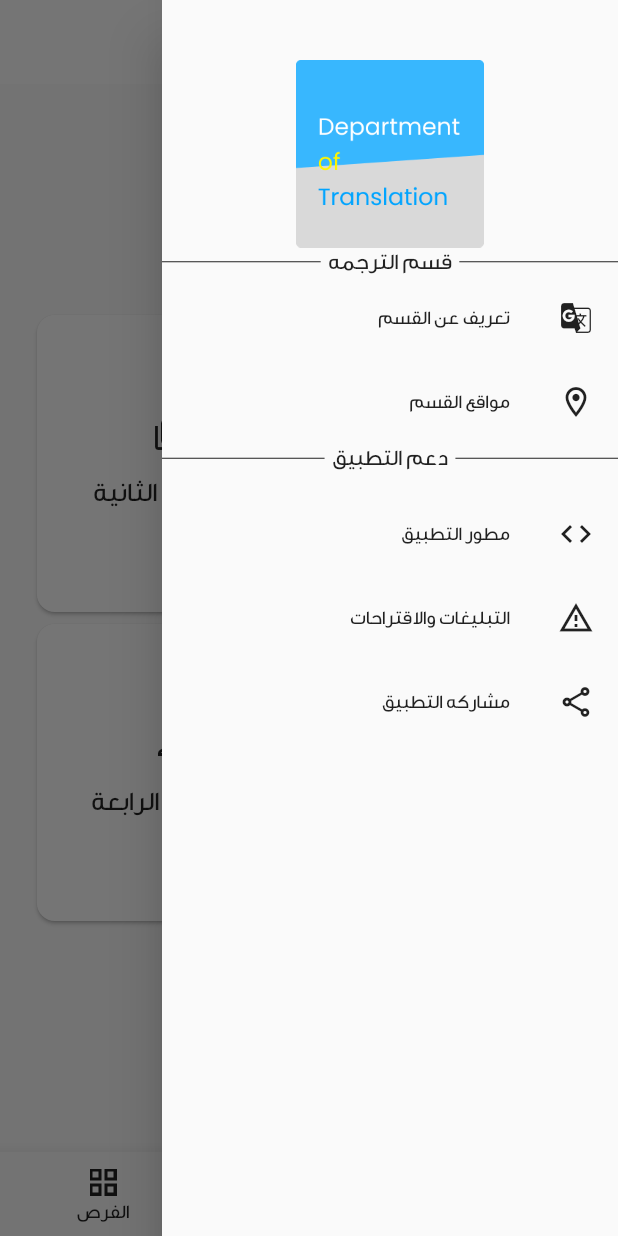
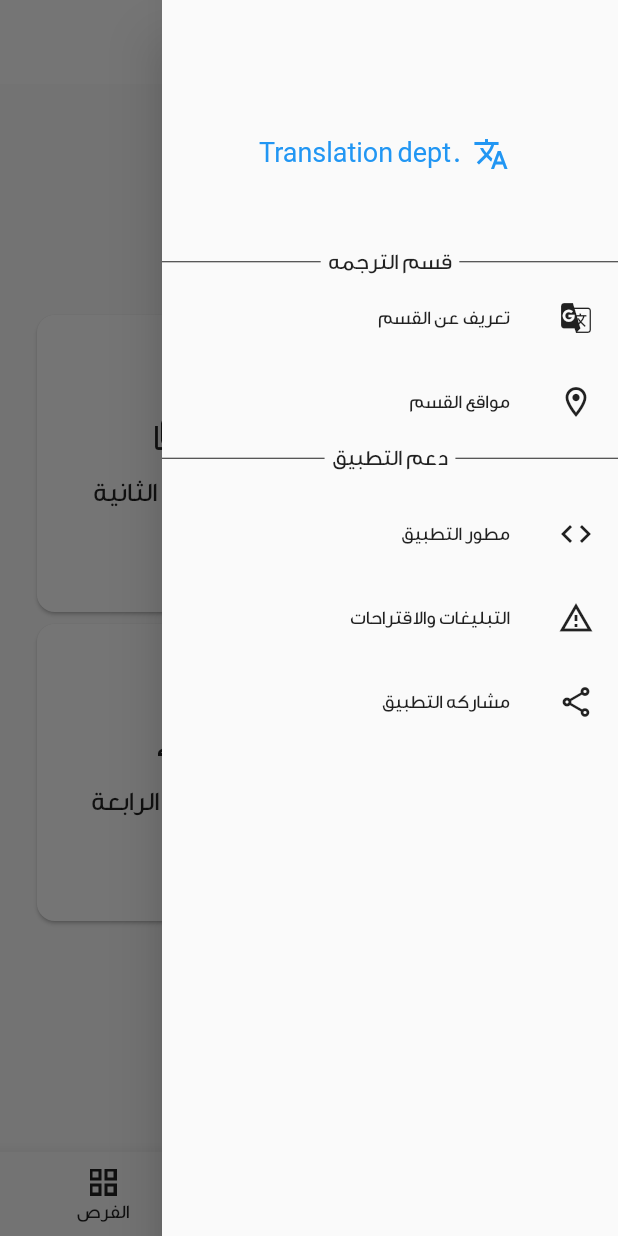
Before and after one commit to husseinkad/translation-dept.-app-, a Flutter app: the screen it shows after launch, with the side drawer open, on a phone screen of 412 x 824 dp. Run offline on Flutter 3.47's test engine with Material 2 defaults, Android fonts, the phone set to English and light mode, and no system bars; missing offline and left inert: flutter_share.

Commit message:
Styles Update

```diff
--- a/lib/mydrawer.dart
+++ b/lib/mydrawer.dart
@@ -22,7 +22,15 @@ class _MyDrawerState extends State<MyDrawer> {
           width: double.infinity,
           height: 145,
           padding: const EdgeInsets.only(top: 20.0),
-          child: Center(child: Image.asset('assets/logo.png', fit: BoxFit.cover, )),
+          child: Center(child: Row(
+            mainAxisAlignment: MainAxisAlignment.center,
+            children: const [
+            Padding(
+              padding: EdgeInsets.all(8.0),
+              child: Icon(Icons.translate, color: Colors.blue,),
+            ),
+            Text('.Translation dept', style: textStyleLogo,)
+          ],)),
         ),
 
         Row(
--- a/lib/utiles/styles.dart
+++ b/lib/utiles/styles.dart
@@ -5,6 +5,8 @@ const textStyleSmall = TextStyle(color: Colors.black87, fontFamily: 'dinar', fon
 
 const textStyleNormal = TextStyle(color: Colors.black87, fontFamily: 'dinar', fontSize: 18);
 
+const textStyleLogo = TextStyle(color: Colors.blue, fontFamily: 'dinar', fontSize: 18);
+
 const textStyleBiggerThanNormal = TextStyle(color: Colors.black87, fontFamily: 'dinar', fontSize: 22);
 
 const textStyleBig = TextStyle(color: Colors.black87, fontFamily: 'dinar', fontSize: 24);
```
